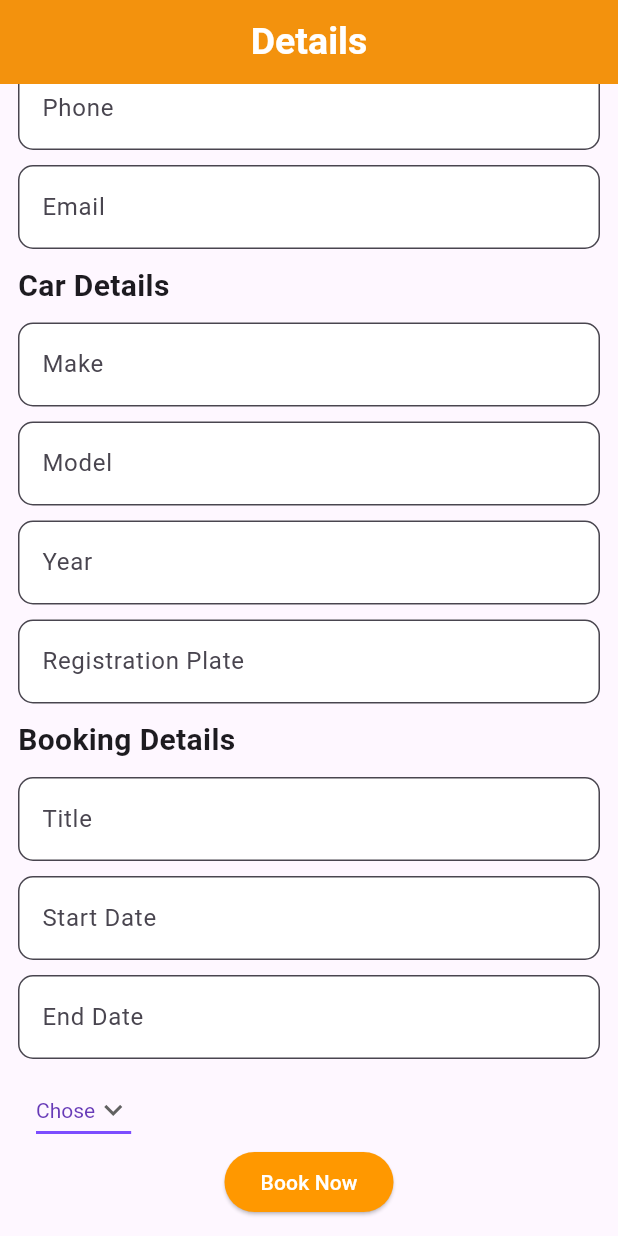
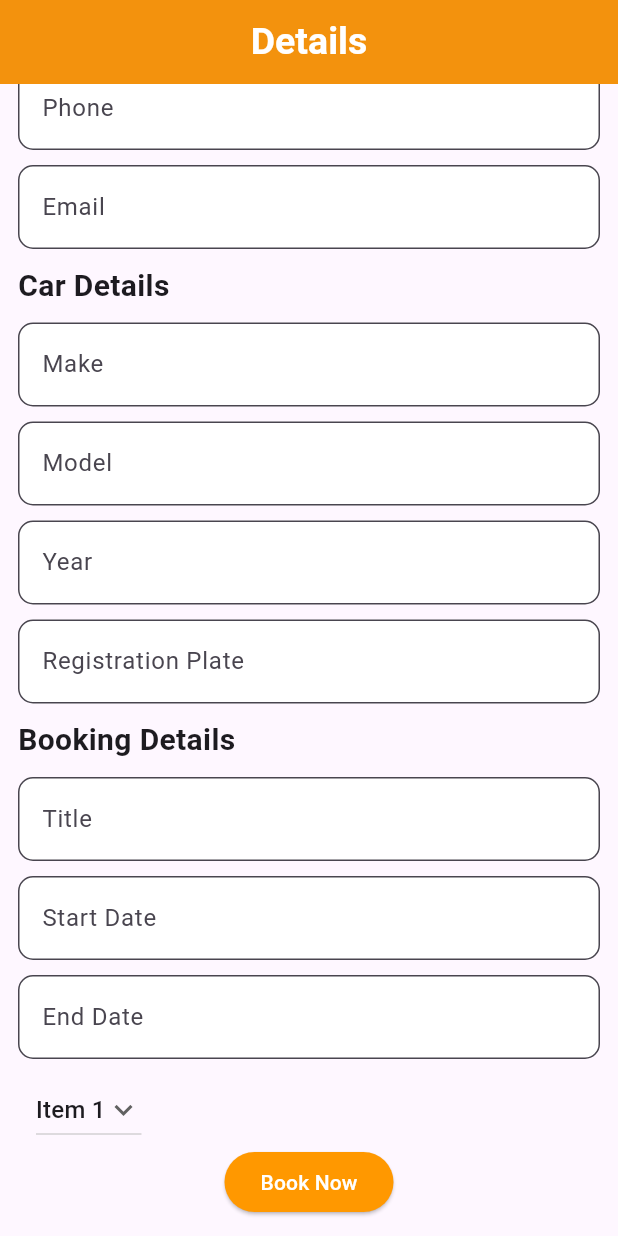
Before and after one commit to ZubaerHaider/car_service, a Flutter app: the screen it shows after launch, scrolled down 129 dp, on a phone screen of 412 x 824 dp. Run offline on Flutter 3.47's test engine with Material 3 defaults, Android fonts, the phone set to English and light mode, and no system bars.

Commit message:
all functionality added

```diff
--- a/lib/presentation/screen/booking_screen.dart
+++ b/lib/presentation/screen/booking_screen.dart
@@ -1,7 +1,6 @@
 import 'package:car_service/presentation/widget/custom_field.dart';
 import 'package:flutter/material.dart';
 
-const List<String> list = <String>['Chose', 'Two', 'Three', 'Four'];
 
 class BookingScreen extends StatefulWidget {
   const BookingScreen({super.key});
@@ -11,7 +10,15 @@ class BookingScreen extends StatefulWidget {
 }
 
 class _BookingScreenState extends State<BookingScreen> {
-  String dropdownValue = list.first;
+  String dropdownValue =  'Item 1';
+
+  var items = [
+    'Item 1',
+    'Item 2',
+    'Item 3',
+    'Item 4',
+    'Item 5',
+  ];
 
   final _formKey = GlobalKey<FormState>();
 
@@ -95,27 +102,28 @@ class _BookingScreenState extends State<BookingScreen> {
 
               Padding(
                 padding: const EdgeInsets.symmetric(horizontal: 12),
-                child: DropdownButton<String>(
+                child:  DropdownButton(
+
+                  // Initial Value
                   value: dropdownValue,
+
+                  // Down Arrow Icon
                   icon: const Icon(Icons.keyboard_arrow_down),
-                  elevation: 16,
-                  style: const TextStyle(color: Colors.deepPurple),
-                  underline: Container(
-                    height: 2,
-                    color: Colors.deepPurpleAccent,
-                  ),
-                  onChanged: (String? value) {
-                    // This is called when the user selects an item.
+
+                  // Array list of items
+                  items: items.map((String items) {
+                    return DropdownMenuItem(
+                      value: items,
+                      child: Text(items),
+                    );
+                  }).toList(),
+                  // After selecting the desired option,it will
+                  // change button value to selected value
+                  onChanged: (String? newValue) {
                     setState(() {
-                      dropdownValue = value!;
+                      dropdownValue = newValue!;
                     });
                   },
-                  items: list.map<DropdownMenuItem<String>>((String value) {
-                    return DropdownMenuItem<String>(
-                      value: value,
-                      child: Text(value),
-                    );
-                  }).toList(),
                 ),
               ),
 
```
